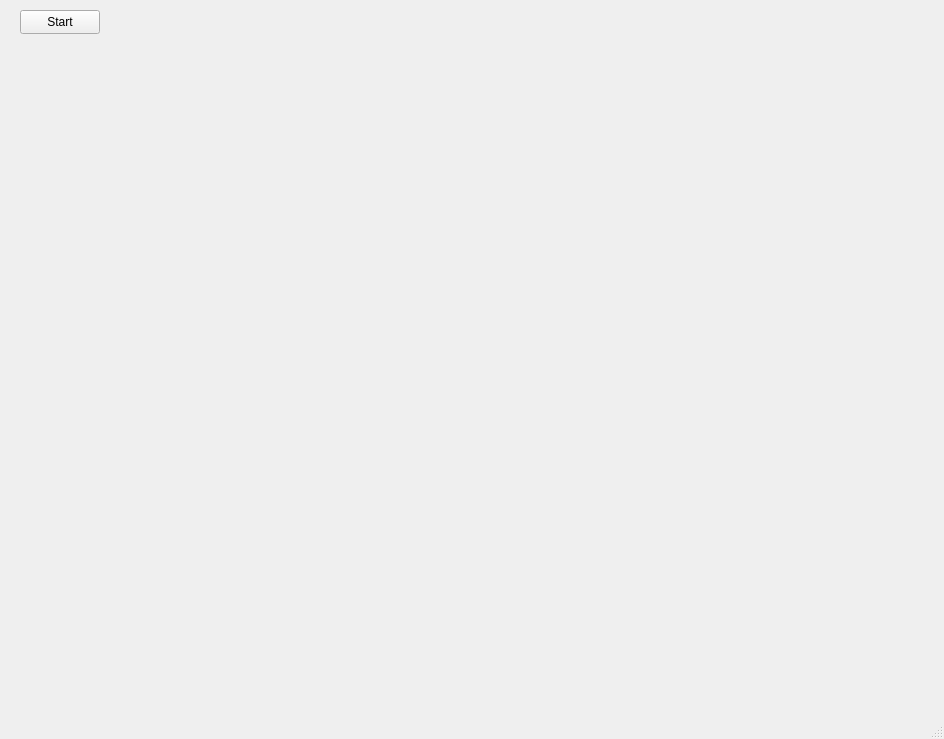
Above: wui/src/mainwindow.ui from kabamot/Zyrlo before the change. Below: the same form after it.
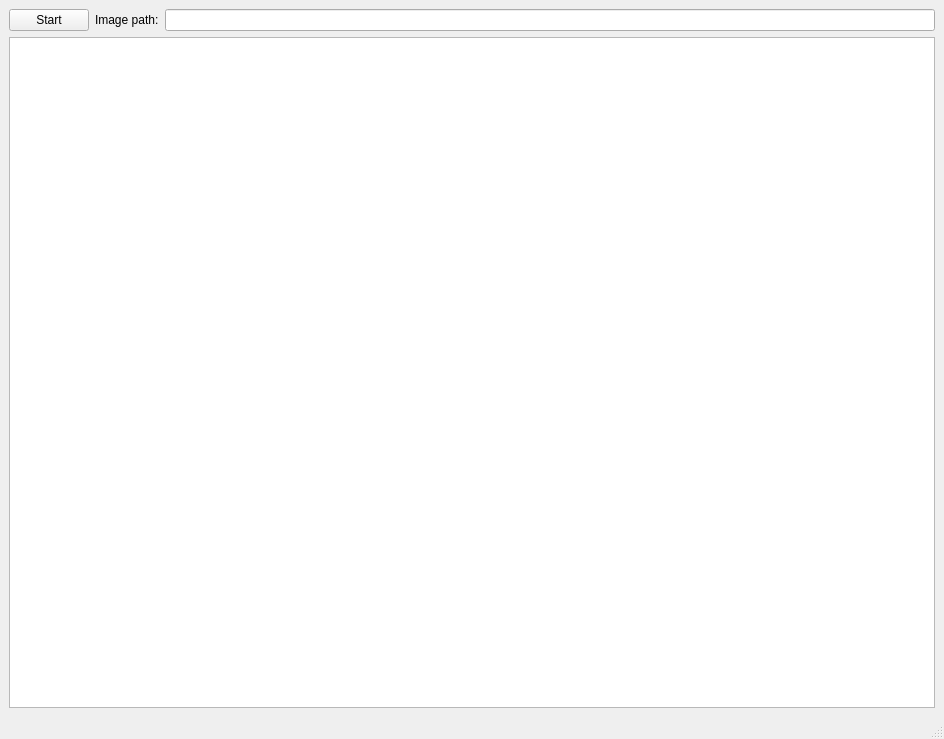
That is the form after the change.

What changed in the file:
```diff
--- a/wui/src/mainwindow.ui
+++ b/wui/src/mainwindow.ui
@@ -14,19 +14,32 @@
    <string>MainWindow</string>
   </property>
   <widget class="QWidget" name="centralwidget">
-   <widget class="QPushButton" name="pushButton">
-    <property name="geometry">
-     <rect>
-      <x>20</x>
-      <y>10</y>
-      <width>80</width>
-      <height>24</height>
-     </rect>
-    </property>
+   <layout class="QVBoxLayout" name="verticalLayout">
+    <item>
+     <layout class="QHBoxLayout" name="horizontalLayout">
+      <item>
+       <widget class="QPushButton" name="startButton">
     <property name="text">
      <string>Start</string>
     </property>
    </widget>
+      </item>
+      <item>
+       <widget class="QLabel" name="label">
+        <property name="text">
+         <string>Image path:</string>
+        </property>
+       </widget>
+      </item>
+      <item>
+       <widget class="QLineEdit" name="fileNameLineEdit"/>
+      </item>
+     </layout>
+    </item>
+    <item>
+     <widget class="QTextBrowser" name="textBrowser"/>
+    </item>
+   </layout>
   </widget>
   <widget class="QMenuBar" name="menubar">
    <property name="geometry">
```
Lines whose indentation alone changed are shown as unchanged.
